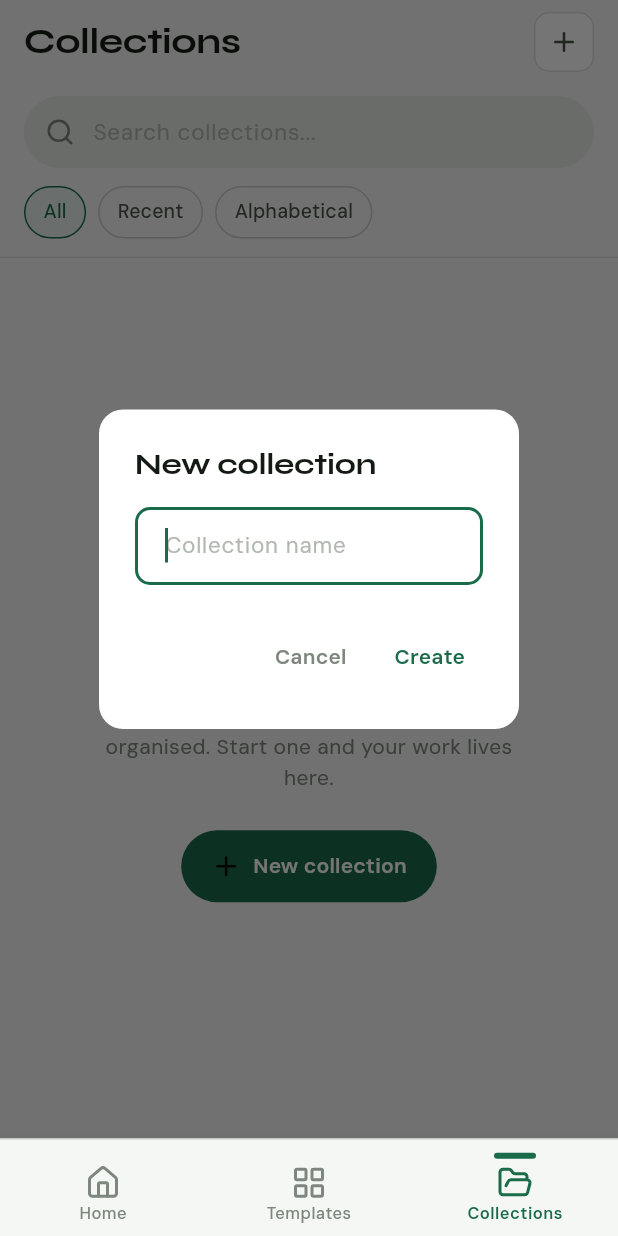
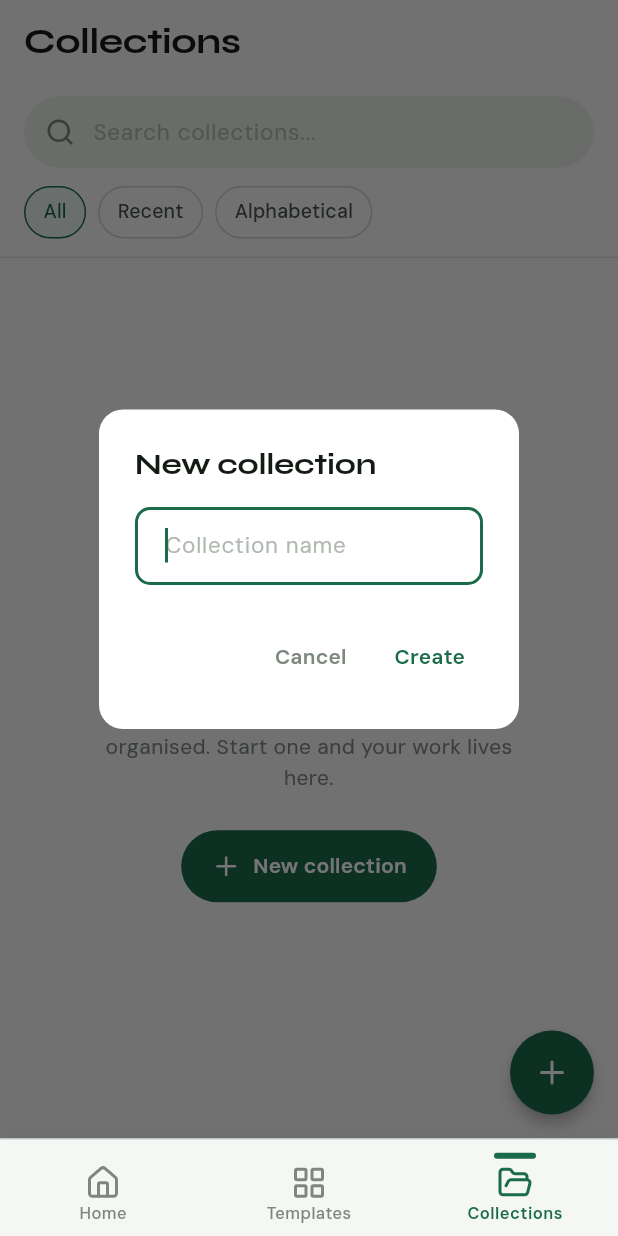
Before and after one commit to cocodestudio/Aperlo, a Flutter app: the CollectionsScreen screen opened by its route, after a tap on "New collection", on a phone screen of 412 x 824 dp. Run offline on Flutter 3.47's test engine with Material 3 defaults, Android fonts, the phone set to English and light mode, and no system bars; our stand-ins replace cached_network_image, cloud_firestore, firebase_core, flutter_riverpod, flutter_svg, go_router and 5 more; missing offline and left inert: encrypt, gal; accounts and stored records are empty.

Commit message:
Polish empty state icons, add circular FAB to Collections, fix button icon colors, and add tactile click feedback

```diff
--- a/lib/screens/collections/collection_detail_screen.dart
+++ b/lib/screens/collections/collection_detail_screen.dart
@@ -66,6 +66,7 @@ class CollectionDetailScreen extends ConsumerWidget {
       body: screenshotsAsync.when(
         data: (shots) => shots.isEmpty
             ? EmptyState(
+                icon: LucideIcons.imagePlus,
                 headline: 'No screenshots yet',
                 description: 'Add a template to start creating screenshots for this collection.',
                 actionLabel: 'Browse templates',
--- a/lib/screens/collections/collections_screen.dart
+++ b/lib/screens/collections/collections_screen.dart
@@ -51,15 +51,14 @@ class _CollectionsScreenState extends ConsumerState<CollectionsScreen> {
         title: Text('Collections', style: AppText.headline1()),
         elevation: 0,
         scrolledUnderElevation: 0,
-        actions: [
-          Padding(
-            padding: const EdgeInsets.only(right: AppSpacing.s16),
-            child: _HeaderAction(
-              icon: LucideIcons.plus,
-              onTap: () => _showNewCollectionDialog(context),
-            ),
-          ),
-        ],
+      ),
+      floatingActionButton: FloatingActionButton(
+        onPressed: () => _showNewCollectionDialog(context),
+        shape: const CircleBorder(),
+        backgroundColor: AppColors.accent,
+        elevation: 4,
+        highlightElevation: 8,
+        child: const Icon(LucideIcons.plus, color: AppColors.accentOn),
       ),
       body: Column(
         children: [
@@ -134,6 +133,7 @@ class _CollectionsScreenState extends ConsumerState<CollectionsScreen> {
 
                 if (cols.isEmpty) {
                   return EmptyState(
+                    icon: _search.isNotEmpty ? LucideIcons.searchX : LucideIcons.folderPlus,
                     headline: _search.isNotEmpty ? 'No matches found' : 'Your first collection',
                     description: _search.isNotEmpty
                         ? 'We couldn\'t find any collections matching your search.'
--- a/lib/screens/home/home_screen.dart
+++ b/lib/screens/home/home_screen.dart
@@ -121,6 +121,7 @@ class HomeScreen extends ConsumerWidget {
                 data: (collections) => collections.isEmpty
                     ? SliverToBoxAdapter(
                         child: EmptyState(
+                          icon: LucideIcons.folderPlus,
                           headline: 'Your first collection',
                           description:
                               'Collections keep your screenshots organised. Start one and your work lives here.',
--- a/lib/screens/templates/template_browser_screen.dart
+++ b/lib/screens/templates/template_browser_screen.dart
@@ -107,6 +107,7 @@ class _TemplateBrowserScreenState extends ConsumerState<TemplateBrowserScreen> {
               data: (templates) {
                 if (templates.isEmpty) {
                   return const EmptyState(
+                    icon: LucideIcons.layoutGrid,
                     headline: 'No templates found',
                     description: 'We couldn\'t find any templates matching your criteria.',
                   );
--- a/lib/widgets/app_button.dart
+++ b/lib/widgets/app_button.dart
@@ -1,4 +1,5 @@
 import 'package:flutter/material.dart';
+import 'package:flutter/services.dart';
 import '../core/theme/app_colors.dart';
 import '../core/theme/app_motion.dart';
 import '../core/theme/app_radius.dart';
@@ -34,6 +35,12 @@ class AppButton extends StatefulWidget {
 class _AppButtonState extends State<AppButton> {
   bool _pressed = false;
 
+  void _handleTap() {
+    if (widget.isLoading || widget.onPressed == null) return;
+    HapticFeedback.lightImpact();
+    widget.onPressed!();
+  }
+
   @override
   Widget build(BuildContext context) {
     final disabled = widget.onPressed == null && !widget.isLoading;
@@ -42,7 +49,7 @@ class _AppButtonState extends State<AppButton> {
       onTapDown: (_) => setState(() => _pressed = true),
       onTapUp: (_) => setState(() => _pressed = false),
       onTapCancel: () => setState(() => _pressed = false),
-      onTap: (widget.isLoading || disabled) ? null : widget.onPressed,
+      onTap: disabled ? null : _handleTap,
       child: AnimatedScale(
         scale: _pressed && !disabled ? 0.98 : 1.0,
         duration: AppMotion.fast,
@@ -69,7 +76,10 @@ class _AppButtonState extends State<AppButton> {
             mainAxisAlignment: MainAxisAlignment.center,
             children: [
               if (widget.leadingIcon != null) ...[
-                widget.leadingIcon!,
+                IconTheme(
+                  data: IconThemeData(color: fg, size: 20),
+                  child: widget.leadingIcon!,
+                ),
                 const SizedBox(width: AppSpacing.s8),
               ],
               Text(widget.label, style: AppText.labelLarge(color: fg)),
@@ -140,6 +150,11 @@ class AppIconButton extends StatefulWidget {
 class _AppIconButtonState extends State<AppIconButton> {
   bool _pressed = false;
 
+  void _handleTap() {
+    HapticFeedback.lightImpact();
+    widget.onPressed();
+  }
+
   @override
   Widget build(BuildContext context) {
     return Semantics(
@@ -149,7 +164,7 @@ class _AppIconButtonState extends State<AppIconButton> {
         onTapDown: (_) => setState(() => _pressed = true),
         onTapUp: (_) => setState(() => _pressed = false),
         onTapCancel: () => setState(() => _pressed = false),
-        onTap: widget.onPressed,
+        onTap: _handleTap,
         child: AnimatedContainer(
           duration: AppMotion.fast,
           width: 40,
--- a/lib/widgets/bottom_nav.dart
+++ b/lib/widgets/bottom_nav.dart
@@ -234,7 +234,10 @@ class _NavItemState extends State<_NavItem> with SingleTickerProviderStateMixin
 
     return GestureDetector(
       behavior: HitTestBehavior.opaque,
-      onTap: widget.onTap,
+      onTap: () {
+        HapticFeedback.selectionClick();
+        widget.onTap();
+      },
       child: Column(
         mainAxisAlignment: MainAxisAlignment.center,
         children: [
```
Also changed, not shown: lib/screens/editor/property_sheets.dart (+13 -3 lines), lib/widgets/badges.dart (+8 -1 lines), 1 other file.
